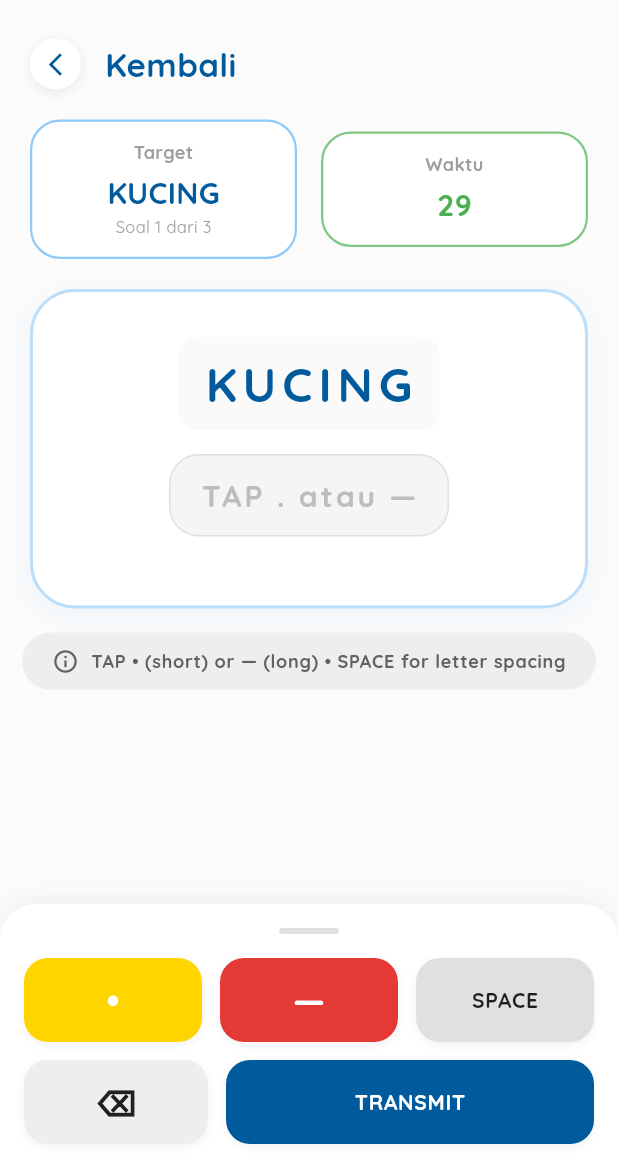
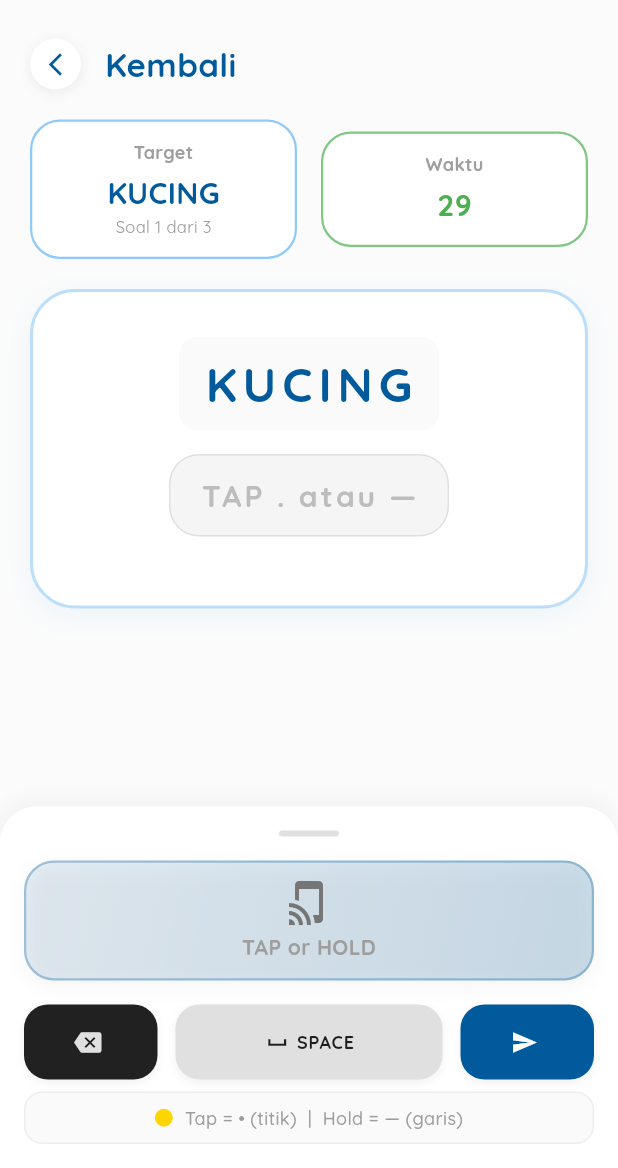
Before and after one commit to SullKanaeru/morse-quest, a Flutter app: the GameScreen screen opened directly with sample values from the repository, on a phone screen of 412 x 824 dp, the part 68-1236 px from its top. Run offline on Flutter 3.47's test engine with Material 3 defaults, Android fonts, the phone set to English and light mode, and no system bars; our stand-ins replace audioplayers.

Commit message:
feat: revisi toggle button game

```diff
--- a/fe/lib/features/game_page/screens/game_screen.dart
+++ b/fe/lib/features/game_page/screens/game_screen.dart
@@ -27,6 +27,45 @@ class _GameScreenState extends State<GameScreen> {
   List<QuestionResult> _results = [];
   late Question _currentQuestion;
   int _combo = 0;
+
+  // ============ MORSE INPUT ============
+  void _addDot() {
+    if (_morseInput.length < 20) {
+      setState(() {
+        _morseInput += '.';
+      });
+      final soundProvider = Provider.of<SoundProvider>(context, listen: false);
+      soundProvider.playDot();
+    }
+  }
+
+  void _addDash() {
+    if (_morseInput.length < 20) {
+      setState(() {
+        _morseInput += '-';
+      });
+      final soundProvider = Provider.of<SoundProvider>(context, listen: false);
+      soundProvider.playDash();
+    }
+  }
+
+  void _addSpace() {
+    if (_morseInput.length < 20) {
+      setState(() {
+        _morseInput += ' ';
+      });
+      final soundProvider = Provider.of<SoundProvider>(context, listen: false);
+      soundProvider.playSpace();
+    }
+  }
+
+  void _removeLast() {
+    if (_morseInput.isNotEmpty) {
+      setState(() {
+        _morseInput = _morseInput.substring(0, _morseInput.length - 1);
+      });
+    }
+  }
 
   @override
   void initState() {
@@ -70,42 +109,6 @@ class _GameScreenState extends State<GameScreen> {
 
   void _handleTimeout() {
     _submitAnswer();
-  }
-
-  void _handleMorseInput(String input) {
-    setState(() {
-      _morseInput = input;
-    });
-  }
-
-  void _addDot() {
-    if (_morseInput.length < 20) {
-      _handleMorseInput(_morseInput + '.');
-      final soundProvider = Provider.of<SoundProvider>(context, listen: false);
-      soundProvider.playDot();
-    }
-  }
-
-  void _addDash() {
-    if (_morseInput.length < 20) {
-      _handleMorseInput(_morseInput + '-');
-      final soundProvider = Provider.of<SoundProvider>(context, listen: false);
-      soundProvider.playDash();
-    }
-  }
-
-  void _addSpace() {
-    if (_morseInput.length < 20) {
-      _handleMorseInput(_morseInput + ' ');
-      final soundProvider = Provider.of<SoundProvider>(context, listen: false);
-      soundProvider.playSpace();
-    }
-  }
-
-  void _removeLast() {
-    if (_morseInput.isNotEmpty) {
-      _handleMorseInput(_morseInput.substring(0, _morseInput.length - 1));
-    }
   }
 
   void _submitAnswer() async {
@@ -216,14 +219,13 @@ class _GameScreenState extends State<GameScreen> {
               combo: _combo,
             ),
             const SizedBox(height: 16),
-            InstructionBadge(),
             const Spacer(),
             MorseKeyboard(
               onDot: _addDot,
               onDash: _addDash,
               onSpace: _addSpace,
               onBackspace: _removeLast,
-              onSubmit: _submitAnswer,
+              onTransmit: _submitAnswer,
               isSubmitting: _isSubmitting,
             ),
           ],
--- a/fe/lib/features/game_page/widgets/morse_keyboard.dart
+++ b/fe/lib/features/game_page/widgets/morse_keyboard.dart
@@ -1,11 +1,12 @@
+import 'dart:async';
 import 'package:flutter/material.dart';
 
-class MorseKeyboard extends StatelessWidget {
+class MorseKeyboard extends StatefulWidget {
   final VoidCallback onDot;
   final VoidCallback onDash;
   final VoidCallback onSpace;
   final VoidCallback onBackspace;
-  final VoidCallback onSubmit;
+  final VoidCallback onTransmit;
   final bool isSubmitting;
 
   const MorseKeyboard({
@@ -14,9 +15,59 @@ class MorseKeyboard extends StatelessWidget {
     required this.onDash,
     required this.onSpace,
     required this.onBackspace,
-    required this.onSubmit,
+    required this.onTransmit,
     this.isSubmitting = false,
   }) : super(key: key);
+
+  @override
+  State<MorseKeyboard> createState() => _MorseKeyboardState();
+}
+
+class _MorseKeyboardState extends State<MorseKeyboard> {
+  Timer? _timer;
+  bool _isHolding = false;
+  int _holdDuration = 0;
+  static const int _dashThreshold = 300; // 300ms untuk jadi dash
+
+  void _startHold() {
+    setState(() {
+      _isHolding = true;
+      _holdDuration = 0;
+    });
+
+    // Timer untuk menghitung durasi hold
+    _timer = Timer.periodic(const Duration(milliseconds: 50), (timer) {
+      setState(() {
+        _holdDuration += 50;
+      });
+    });
+  }
+
+  void _endHold() {
+    _timer?.cancel();
+    _timer = null;
+
+    if (_isHolding) {
+      setState(() {
+        _isHolding = false;
+      });
+
+      // Decision: dot atau dash?
+      if (_holdDuration < _dashThreshold) {
+        // Dot (tekan singkat)
+        widget.onDot();
+      } else {
+        // Dash (tekan panjang)
+        widget.onDash();
+      }
+    }
+  }
+
+  @override
+  void dispose() {
+    _timer?.cancel();
+    super.dispose();
+  }
 
   @override
   Widget build(BuildContext context) {
@@ -36,6 +87,7 @@ class MorseKeyboard extends StatelessWidget {
       child: Column(
         mainAxisSize: MainAxisSize.min,
         children: [
+          // Bar indicator
           Container(
             width: 40,
             height: 4,
@@ -45,63 +97,192 @@ class MorseKeyboard extends StatelessWidget {
             ),
           ),
           const SizedBox(height: 16),
+
+          // ============ MORSE BUTTON (TAP SHORT / HOLD LONG) ============
+          _buildMorseButton(),
+
+          const SizedBox(height: 16),
+
+          // ============ ROW: SPACE + BACKSPACE + TRANSMIT ============
           Row(
             children: [
-              _buildKey(
-                label: '•',
-                onPressed: onDot,
-                color: const Color(0xFFFFD500),
+              _buildActionButton(
+                label: '',
+                icon: Icons.backspace,
+                onPressed: widget.onBackspace,
+                color: Colors.grey.shade900,
+                textColor: Colors.grey.shade300,
                 flex: 1,
               ),
               const SizedBox(width: 12),
-              _buildKey(
-                label: '—',
-                onPressed: onDash,
-                color: const Color(0xFFE53935),
-                flex: 1,
+              _buildActionButton(
+                label: 'SPACE',
+                icon: Icons.space_bar,
+                onPressed: widget.onSpace,
+                color: Colors.grey.shade300,
+                textColor: Colors.black87,
+                flex: 2,
               ),
               const SizedBox(width: 12),
-              _buildKey(
-                label: 'SPACE',
-                onPressed: onSpace,
-                color: Colors.grey.shade300,
+              _buildActionButton(
+                label: '',
+                icon: Icons.send,
+                onPressed: widget.onTransmit,
+                color: const Color(0xFF005A9C),
+                textColor: Colors.white,
                 flex: 1,
-                textColor: Colors.black87,
+                isLoading: widget.isSubmitting,
               ),
             ],
           ),
-          const SizedBox(height: 12),
-          Row(
+
+          const SizedBox(height: 8),
+
+          // ============ INSTRUCTION ============
+          Container(
+            padding: const EdgeInsets.symmetric(horizontal: 16, vertical: 8),
+            decoration: BoxDecoration(
+              color: Colors.grey.shade50,
+              borderRadius: BorderRadius.circular(12),
+              border: Border.all(color: Colors.grey.shade200),
+            ),
+            child: Row(
+              mainAxisAlignment: MainAxisAlignment.center,
               children: [
-              _buildKey(
-                label: '⌫',
-                onPressed: onBackspace,
-                color: Colors.grey.shade200,
-                flex: 1,
-                textColor: Colors.black87,
+                Container(
+                  width: 12,
+                  height: 12,
+                  decoration: const BoxDecoration(
+                    color: Color(0xFFFFD500),
+                    shape: BoxShape.circle,
                   ),
-              const SizedBox(width: 12),
-              _buildKey(
-                label: 'TRANSMIT',
-                onPressed: onSubmit,
-                color: const Color(0xFF005A9C),
-                flex: 2,
-                textColor: Colors.white,
-                isLoading: isSubmitting,
+                ),
+                const SizedBox(width: 8),
+                const Text(
+                  'Tap = • (titik)  |  Hold = — (garis)',
+                  style: TextStyle(
+                    fontSize: 12,
+                    color: Colors.grey,
+                    fontWeight: FontWeight.w500,
+                  ),
                 ),
               ],
+            ),
           ),
         ],
       ),
     );
   }
 
-  Widget _buildKey({
+  // ============ MORSE BUTTON (UTAMA) ============
+  Widget _buildMorseButton() {
+    return GestureDetector(
+      onTapDown: (_) => _startHold(),
+      onTapUp: (_) => _endHold(),
+      onTapCancel: _endHold,
+      child: Container(
+        width: double.infinity,
+        height: 80,
+        decoration: BoxDecoration(
+          gradient: LinearGradient(
+            colors: _isHolding
+                ? [
+                    const Color(0xFF005A9C).withOpacity(0.3),
+                    const Color(0xFF005A9C).withOpacity(0.5),
+                  ]
+                : [
+                    const Color(0xFF005A9C).withOpacity(0.1),
+                    const Color(0xFF005A9C).withOpacity(0.2),
+                  ],
+            begin: Alignment.topLeft,
+            end: Alignment.bottomRight,
+          ),
+          borderRadius: BorderRadius.circular(20),
+          border: Border.all(
+            color: _isHolding
+                ? const Color(0xFF005A9C)
+                : const Color(0xFF005A9C).withOpacity(0.3),
+            width: _isHolding ? 3 : 1.5,
+          ),
+          boxShadow: _isHolding
+              ? [
+                  BoxShadow(
+                    color: const Color(0xFF005A9C).withOpacity(0.3),
+                    blurRadius: 20,
+                    spreadRadius: 5,
+                  ),
+                ]
+              : [
+                  BoxShadow(
+                    color: Colors.grey.withOpacity(0.1),
+                    blurRadius: 10,
+                    offset: const Offset(0, 4),
+                  ),
+                ],
+        ),
+        child: Center(
+          child: Column(
+            mainAxisAlignment: MainAxisAlignment.center,
+            children: [
+              Icon(
+                _isHolding ? Icons.touch_app : Icons.tap_and_play,
+                color: _isHolding
+                    ? const Color(0xFF005A9C)
+                    : Colors.grey.shade600,
+                size: 32,
+              ),
+              const SizedBox(height: 4),
+              Text(
+                _isHolding
+                    ? '${(_holdDuration / 1000).toStringAsFixed(1)}s'
+                    : 'TAP or HOLD',
+                style: TextStyle(
+                  fontSize: 14,
+                  fontWeight: FontWeight.w600,
+                  color: _isHolding
+                      ? const Color(0xFF005A9C)
+                      : Colors.grey.shade500,
+                ),
+              ),
+              if (_isHolding) ...[
+                const SizedBox(height: 2),
+                Container(
+                  width: 100,
+                  height: 4,
+                  decoration: BoxDecoration(
+                    color: _holdDuration >= _dashThreshold
+                        ? Colors.red
+                        : const Color(0xFFFFD500),
+                    borderRadius: BorderRadius.circular(2),
+                  ),
+                ),
+                const SizedBox(height: 2),
+                Text(
+                  _holdDuration >= _dashThreshold ? '— DASH' : '• DOT',
+                  style: TextStyle(
+                    fontSize: 12,
+                    fontWeight: FontWeight.bold,
+                    color: _holdDuration >= _dashThreshold
+                        ? Colors.red
+                        : const Color(0xFFFFD500),
+                  ),
+                ),
+              ],
+            ],
+          ),
+        ),
+      ),
+    );
+  }
+
+  // ============ ACTION BUTTON ============
+  Widget _buildActionButton({
     required String label,
+    required IconData icon,
     required VoidCallback onPressed,
     required Color color,
+    required Color textColor,
     int flex = 1,
-    Color textColor = Colors.white,
     bool isLoading = false,
   }) {
     return Expanded(
@@ -109,7 +290,7 @@ class MorseKeyboard extends StatelessWidget {
       child: GestureDetector(
         onTap: isLoading ? null : onPressed,
         child: Container(
-          height: 56,
+          height: 50,
           decoration: BoxDecoration(
             color: color,
             borderRadius: BorderRadius.circular(16),
@@ -131,14 +312,21 @@ class MorseKeyboard extends StatelessWidget {
                       color: Colors.white,
                     ),
                   )
-                : Text(
+                : Row(
+                    mainAxisAlignment: MainAxisAlignment.center,
+                    children: [
+                      Icon(icon, color: textColor, size: 18),
+                      const SizedBox(width: 4),
+                      Text(
                         label,
                         style: TextStyle(
-                      fontSize: label.length > 3 ? 14 : 24,
+                          fontSize: 12,
                           fontWeight: FontWeight.bold,
                           color: textColor,
                           letterSpacing: 0.5,
                         ),
+                      ),
+                    ],
                   ),
           ),
         ),
--- a/fe/lib/features/main_page/screens/main_screen.dart
+++ b/fe/lib/features/main_page/screens/main_screen.dart
@@ -167,7 +167,7 @@ class _MainScreenState extends State<MainScreen> {
                         Navigator.push(
                           context,
                           MaterialPageRoute(
-                            builder: (_) => const LoginScreen(),
+                            builder: (_) => LoginScreen(),
                           ),
                         );
                       },
@@ -180,10 +180,8 @@ class _MainScreenState extends State<MainScreen> {
                         ),
                       ),
                       child: const Text(
-                        'LOGIN SEKARANG',
-                        style: TextStyle(
-                          fontWeight: FontWeight.bold,
-                          fontSize: 14,
+                        'LOGIN',
+                        style: TextStyle(fontWeight: FontWeight.w600,
                         ),
                       ),
                     ),
```
Also changed, not shown: 1 other file. Lines whose indentation alone changed are shown as unchanged.
